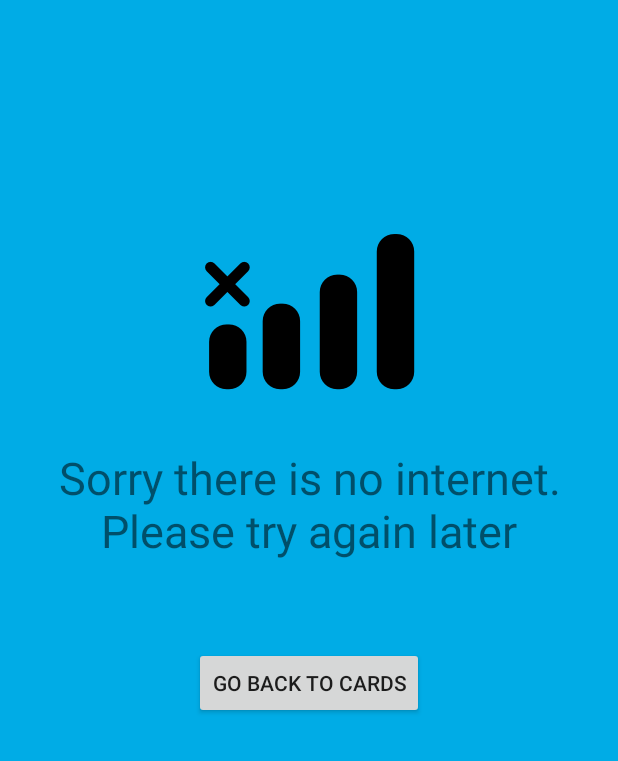
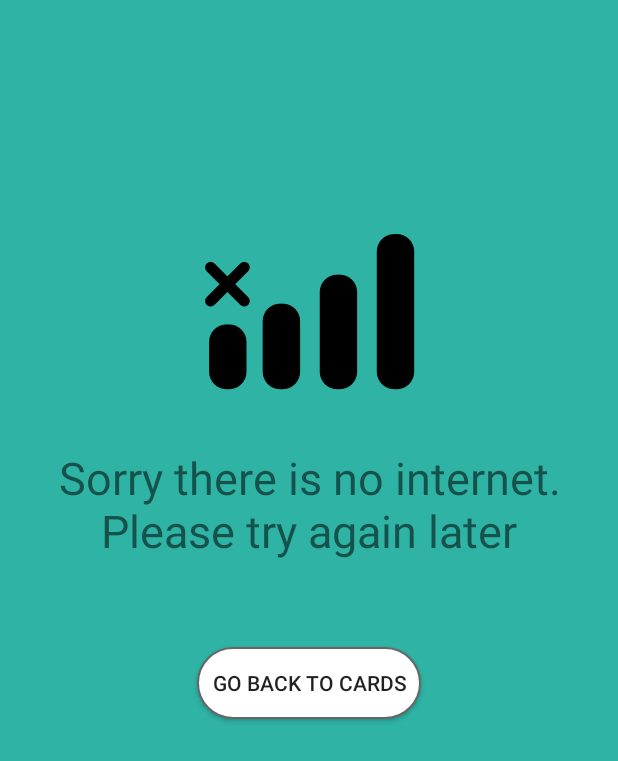
Before and after one commit to hoshikoo/Happy_Juggles, an Android app: the NoInternetActivity screen opened directly, with no data from a screen before it, on a phone screen of 412 x 824 dp. Shown: the top 761 px of the screen. Run offline under Robolectric (Android 15) with nearby library versions, the phone set to English and light mode, and no system bars.

Commit message:
added new colors and edited text

```diff
--- a/app/src/main/java/happy_juggles/c4q/nyc/happy_juggles/WeatherActivity.java
+++ b/app/src/main/java/happy_juggles/c4q/nyc/happy_juggles/WeatherActivity.java
@@ -40,8 +40,7 @@ public class WeatherActivity extends Activity {
     public MaterialListView mListView;
 
 
-    @InjectView(R.id.temperature_label)
-    TextView mTemperatureLabel;
+    @InjectView(R.id.temperature_label)TextView mTemperatureLabel;
     @InjectView(R.id.time_label) TextView mTimeLabel;
     @InjectView(R.id.humidity_value)TextView mHumidityValue;
     @InjectView(R.id.precip_value)TextView mPrecipValue;
--- /dev/null
+++ b/app/src/main/res/drawable/white_button.xml
@@ -0,0 +1,35 @@
+<?xml version="1.0" encoding="utf-8" ?>
+<selector xmlns:android="http://schemas.android.com/apk/res/android">
+    <item android:state_pressed="true" >
+        <shape>
+            <solid
+                android:color="#ef4444" />
+            <stroke
+                android:width="1dp"
+                android:color="#992f2f" />
+            <corners
+                android:radius="6dp" />
+            <padding
+                android:left="10dp"
+                android:top="10dp"
+                android:right="10dp"
+                android:bottom="10dp" />
+        </shape>
+    </item>
+    <item>
+        <shape>
+            <solid
+                android:color="#FFFFFF" />
+            <stroke
+                android:width="1dp"
+                android:color="#666666" />
+            <corners
+                android:radius="100dp" />
+            <padding
+                android:left="10dp"
+                android:top="10dp"
+                android:right="10dp"
+                android:bottom="10dp" />
+        </shape>
+    </item>
+</selector>
--- a/app/src/main/res/layout/activity_main.xml
+++ b/app/src/main/res/layout/activity_main.xml
@@ -29,7 +29,7 @@
         android:layout_width="fill_parent"
         android:layout_height="fill_parent"
         android:id="@+id/material_listview"
-        android:background="#488286"/>
+        android:background="#FFFFFF"/>
 
         <TextView
             android:id="@+id/info_text"
--- a/app/src/main/res/layout/map_layout.xml
+++ b/app/src/main/res/layout/map_layout.xml
@@ -43,8 +43,8 @@
         android:layout_height="wrap_content"
         android:id="@+id/get_direction"
         android:text="Get Direction"
-        android:background="#ff00ace6"
-        android:textColor="#fffffff7"
+        android:background="#2EB3A5"
+        android:textColor="#FFFFFF"
         />
     <LinearLayout
         android:layout_width="wrap_content"
--- a/app/src/main/res/layout/nointernet.xml
+++ b/app/src/main/res/layout/nointernet.xml
@@ -2,7 +2,7 @@
 <RelativeLayout xmlns:android="http://schemas.android.com/apk/res/android"
     android:orientation="vertical" android:layout_width="match_parent"
     android:layout_height="match_parent"
-    android:background="#ff00ace6">
+    android:background="#2EB3A5">
 
     <ImageView
         android:layout_width="wrap_content"
@@ -30,6 +30,7 @@
         android:layout_height="wrap_content"
         android:text="Go Back to Cards"
         android:id="@+id/check_internet_button"
+        android:background="@drawable/white_button"
         android:layout_below="@+id/textView"
         android:layout_centerHorizontal="true"
         android:layout_marginTop="57dp" />
--- a/app/src/main/res/layout/sports_activity_main.xml
+++ b/app/src/main/res/layout/sports_activity_main.xml
@@ -12,6 +12,7 @@
     <ListView
         android:id="@android:id/list"
         android:layout_width="fill_parent"
+        android:background="#80ffffff"
         android:layout_height="wrap_content"
         android:divider="@color/list_divider"
         android:dividerHeight="1dp"
--- a/app/src/main/res/layout/task_view.xml
+++ b/app/src/main/res/layout/task_view.xml
@@ -26,5 +26,5 @@
         android:layout_alignParentRight="true"
         android:layout_alignParentEnd="true"
         android:onClick="onDoneButtonClick"
-        android:background="#ff00ace6" />
+        android:background="@drawable/blue_button" />
 </RelativeLayout>
--- a/app/src/main/res/layout/weather.xml
+++ b/app/src/main/res/layout/weather.xml
@@ -10,7 +10,7 @@
                 android:paddingTop="16dp"
                 android:paddingBottom="16dp"
                 tools:context = ".MainActivity"
-                android:background="#FFFC970B"
+                android:background="#D8A43A"
     >
 
 
--- a/app/src/main/res/layout/weather_card.xml
+++ b/app/src/main/res/layout/weather_card.xml
@@ -18,7 +18,7 @@
             <RelativeLayout
                 android:layout_width="match_parent"
                 android:layout_height="match_parent"
-                android:background="#FFFC970B"
+                android:background="#D8A43A"
                 android:layout_weight="1">
 
                 <TextView
@@ -173,7 +173,7 @@
                 android:drawablePadding="@dimen/big_padding"
                 style="@style/LeftButtonBaseStyle"
                 tools:text="Check Forcast"
-                android:background="#FF8DAF0D"
+                android:background="#88B53B"
 
                 android:textColor="@android:color/white"/>
         </LinearLayout>
--- a/app/src/main/res/values-w820dp/colors.xml
+++ b/app/src/main/res/values-w820dp/colors.xml
@@ -2,8 +2,8 @@
 <resources>
  <!-- FOR JOSHELYN SPORT CARD -->
     <color name="country">#666666</color>
-    <color name="wins">#888888</color>
-    <color name="list_divider">#d9d9d9</color>
+    <color name="wins">#ffffff</color>
+    <color name="list_divider">#888888</color>
     <color name="list_row_start_color">#ffffff</color>
     <color name="list_row_end_color">#ffffff</color>
     <color name="list_row_hover_start_color">#ebeef0</color>
```
Also changed, not shown: app/src/main/java/happy_juggles/c4q/nyc/happy_juggles/MainActivity.java (+19 -20 lines), app/src/main/res/drawable-hdpi/blue_button.xml (added, +35 -0 lines), app/src/main/res/layout/sports_header.xml (+9 -1 lines).
